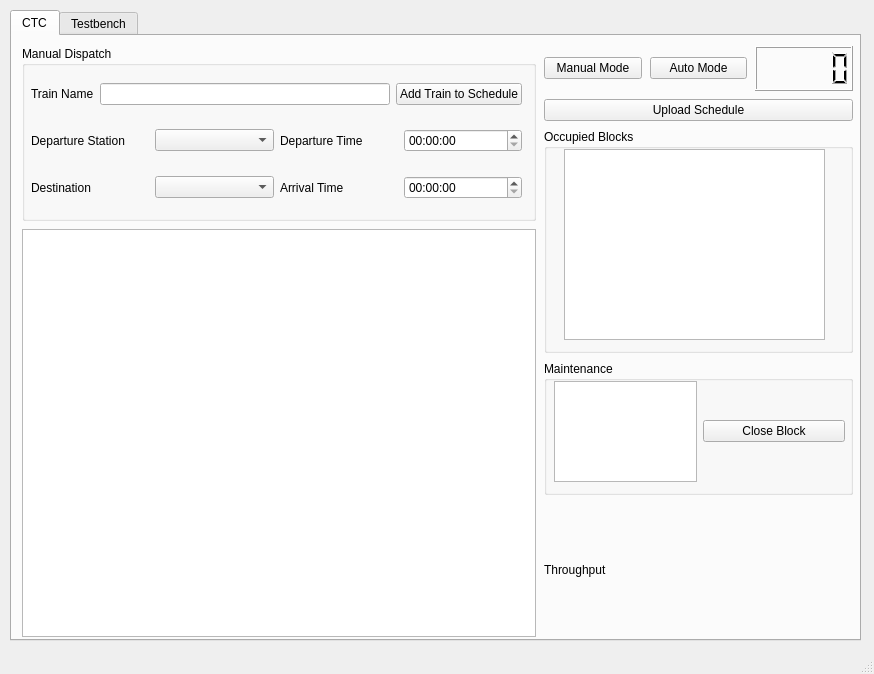
The window that CTC/CTC_UI.ui (asmithie13/ECE-1140) describes before a commit, drawn with Qt 5.
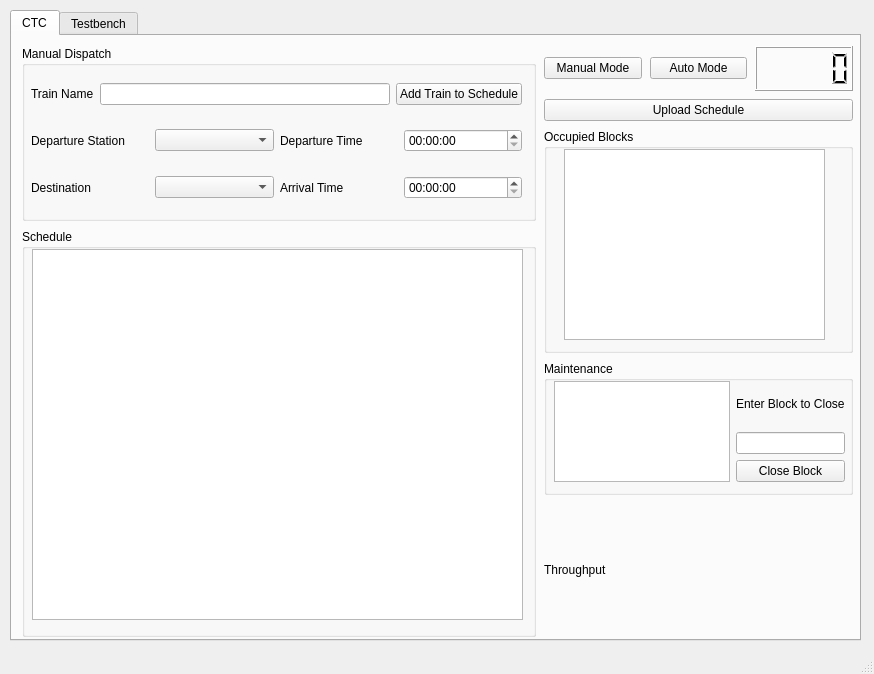
The same window after the commit.

Commit message: Close Blocks for Maintenance Functionality added

Patch:
```diff
--- a/CTC/CTC_UI.ui
+++ b/CTC/CTC_UI.ui
@@ -192,7 +192,22 @@
             </widget>
            </item>
            <item>
-            <widget class="QTableView" name="ScheduleTable">
+            <widget class="QGroupBox" name="ScheduleBox">
+             <property name="title">
+              <string>Schedule</string>
+             </property>
+             <widget class="QWidget" name="verticalLayoutWidget_6">
+              <property name="geometry">
+               <rect>
+                <x>10</x>
+                <y>20</y>
+                <width>491</width>
+                <height>371</height>
+               </rect>
+              </property>
+              <layout class="QVBoxLayout" name="ScheduleLayout">
+               <item>
+                <widget class="QTableView" name="ScheduleTableView">
              <attribute name="horizontalHeaderVisible">
               <bool>true</bool>
              </attribute>
@@ -205,6 +220,10 @@
             </widget>
            </item>
           </layout>
+             </widget>
+            </widget>
+           </item>
+          </layout>
          </item>
          <item>
           <layout class="QVBoxLayout" name="CTC_TabCol2" stretch="1,1,5,3,3">
@@ -685,16 +704,30 @@
                 <height>101</height>
                </rect>
               </property>
-              <layout class="QHBoxLayout" name="horizontalLayout" stretch="1,1">
+              <layout class="QHBoxLayout" name="horizontalLayout" stretch="1,0">
                <item>
                 <widget class="QTableView" name="MaintenanceTable"/>
                </item>
                <item>
+                <layout class="QVBoxLayout" name="verticalLayout_4">
+                 <item>
+                  <widget class="QLabel" name="CloseBlockPromptLabel">
+                   <property name="text">
+                    <string>Enter Block to Close</string>
+                   </property>
+                  </widget>
+                 </item>
+                 <item>
+                  <widget class="QLineEdit" name="CloseBlockField"/>
+                 </item>
+                 <item>
                 <widget class="QPushButton" name="CloseBlockButton">
                  <property name="text">
                   <string>Close Block</string>
                  </property>
                 </widget>
+                 </item>
+                </layout>
                </item>
               </layout>
              </widget>
```
Lines whose indentation alone changed are shown as unchanged. The commit also changes 5 other files.
